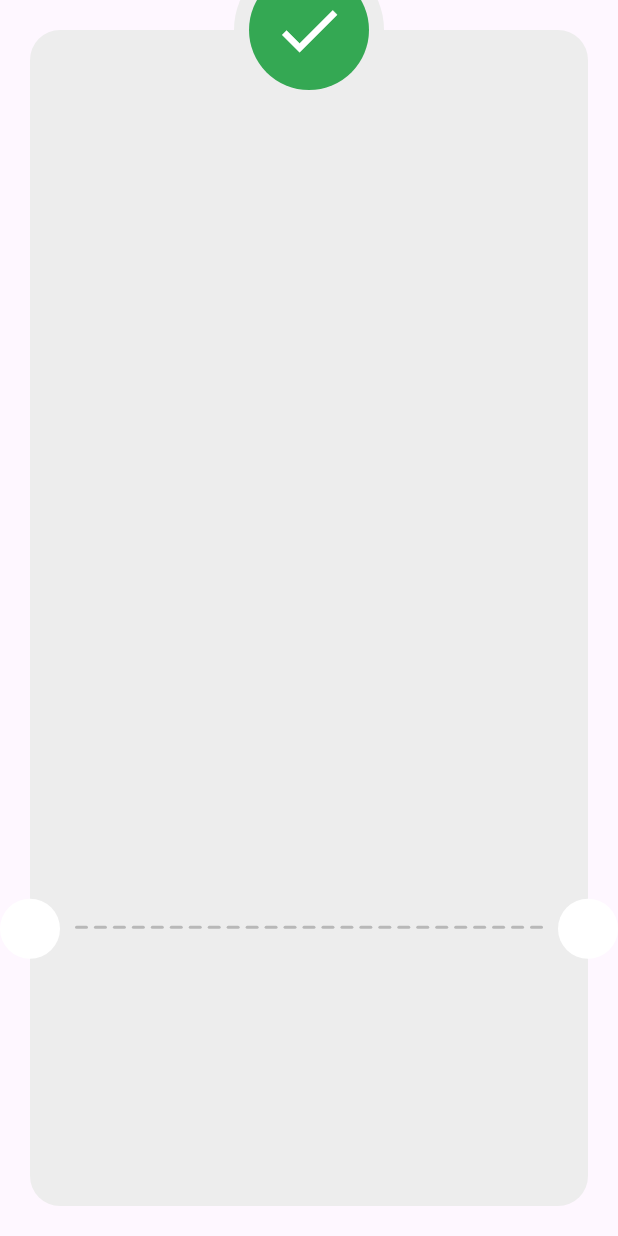
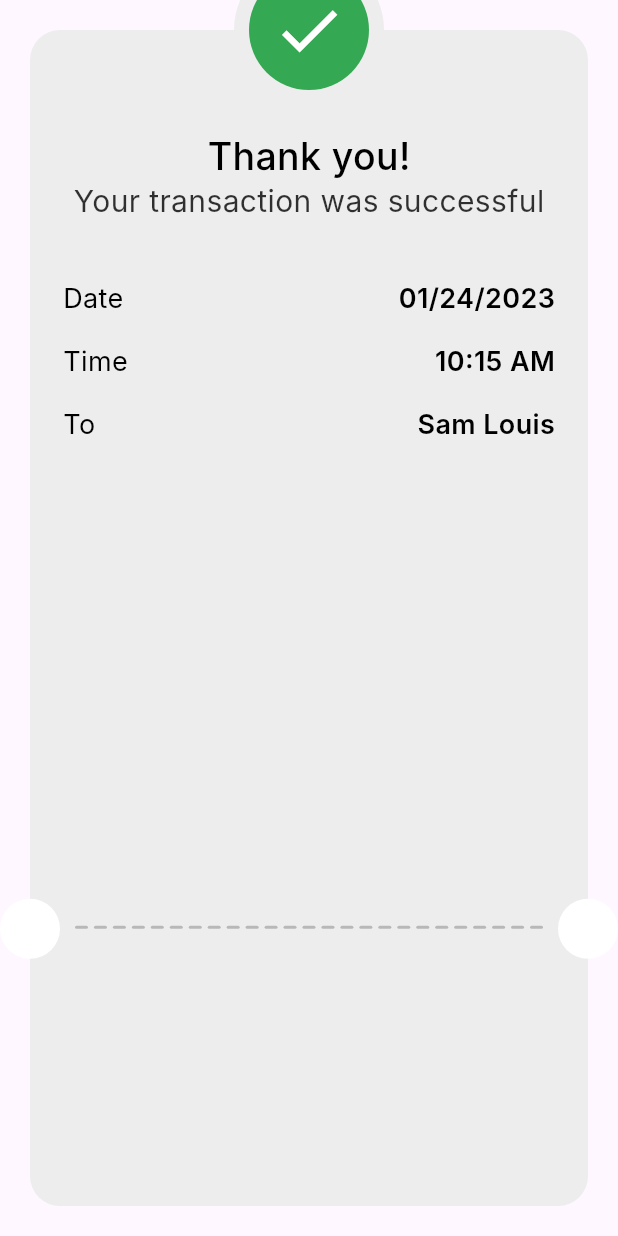
Before and after one commit to ali4hassan9ali2022/payment, a Flutter app: the ThankYouView screen opened directly, on a phone screen of 412 x 824 dp. Run offline on Flutter 3.47's test engine with Material 3 defaults, Android fonts, the phone set to English and light mode, and no system bars; our stand-ins replace flutter_bloc, flutter_credit_card, flutter_svg; Roboto replaces fonts that are missing (Inter).

Commit message:
add payment info item to thank you card

```diff
--- /dev/null
+++ b/lib/Featured/checkout/Presentation/Views/Widgets/payment_info_item.dart
@@ -0,0 +1,18 @@
+import 'package:flutter/material.dart';
+import 'package:payment_app/Core/Utils/app_style.dart';
+
+class PaymentInfoItem extends StatelessWidget {
+  const PaymentInfoItem({super.key, required this.title, required this.value});
+  final String title;
+  final String value;
+  @override
+  Widget build(BuildContext context) {
+    return Row(
+      mainAxisAlignment: MainAxisAlignment.spaceBetween,
+      children: [
+        Text(title, style: AppStyle.style18),
+        Text(value, style: AppStyle.styleBold18),
+      ],
+    );
+  }
+}
--- a/lib/Featured/checkout/Presentation/Views/Widgets/thank_you_card.dart
+++ b/lib/Featured/checkout/Presentation/Views/Widgets/thank_you_card.dart
@@ -1,17 +1,31 @@
 import 'package:flutter/material.dart';
+import 'package:payment_app/Core/Utils/app_style.dart';
+import 'package:payment_app/Featured/checkout/Presentation/Views/Widgets/payment_info_item.dart';
 
 class ThankYouCard extends StatelessWidget {
-  const ThankYouCard({
-    super.key,
-  });
+  const ThankYouCard({super.key});
 
   @override
   Widget build(BuildContext context) {
     return Container(
+      width: double.infinity,
       decoration: ShapeDecoration(
         color: Color(0xffededed),
-        shape: RoundedRectangleBorder(
-          borderRadius: BorderRadius.circular(20),
+        shape: RoundedRectangleBorder(borderRadius: BorderRadius.circular(20)),
+      ),
+      child: Padding(
+        padding: const EdgeInsets.only(top: 50 + 16, left: 22, right: 22),
+        child: Column(
+          children: [
+            Text("Thank you!", style: AppStyle.style25),
+            Text("Your transaction was successful", style: AppStyle.style20),
+            SizedBox(height: 42),
+            PaymentInfoItem(title: "Date", value: "01/24/2023"),
+            SizedBox(height: 20),
+            PaymentInfoItem(title: "Time", value: "10:15 AM"),
+            SizedBox(height: 20),
+            PaymentInfoItem(title: "To", value: "Sam Louis"),
+          ],
         ),
       ),
     );
```
